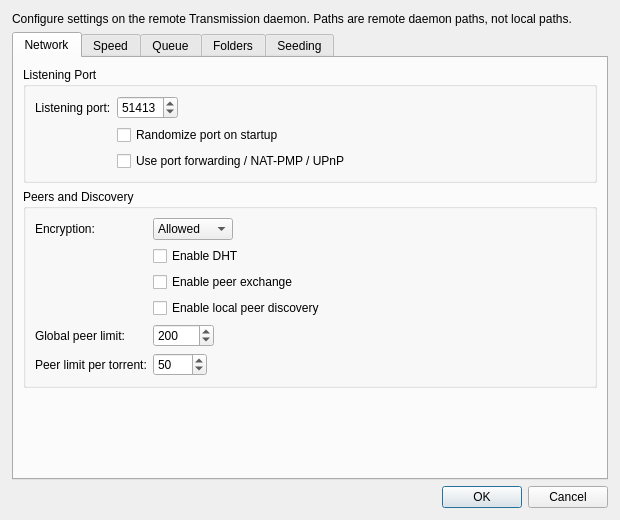
Qt form sessionsettingsdialog.ui (mveinot/transmission-control) before a commit.
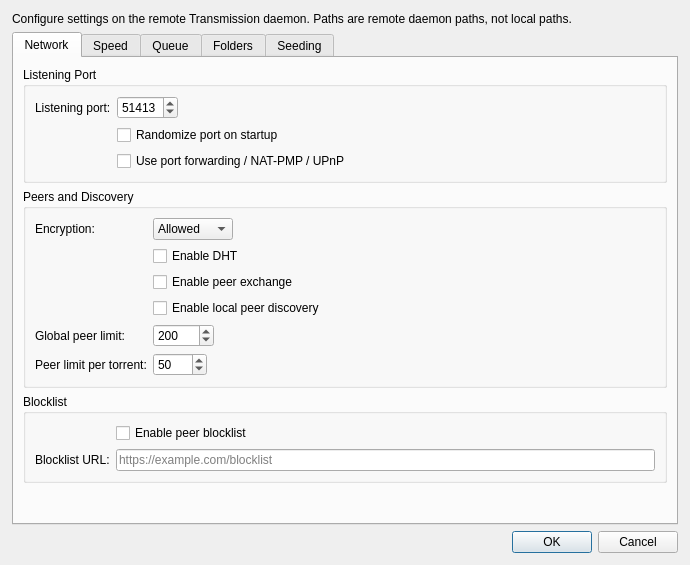
The same form after that commit.

Commit message: Expose peer blocklist settings

Patch:
```diff
--- a/sessionsettingsdialog.ui
+++ b/sessionsettingsdialog.ui
@@ -6,8 +6,8 @@
    <rect>
     <x>0</x>
     <y>0</y>
-    <width>620</width>
-    <height>520</height>
+    <width>690</width>
+    <height>565</height>
    </rect>
   </property>
   <property name="windowTitle">
@@ -212,7 +212,42 @@
          </layout>
         </widget>
        </item>
-
+       <item>
+        <widget class="QGroupBox" name="groupBlocklist">
+         <property name="title">
+          <string>Blocklist</string>
+         </property>
+         <layout class="QFormLayout" name="blocklistForm">
+          <property name="fieldGrowthPolicy">
+           <enum>QFormLayout::FieldGrowthPolicy::ExpandingFieldsGrow</enum>
+          </property>
+          <item row="0" column="1">
+           <widget class="QCheckBox" name="checkBlocklistEnabled">
+            <property name="text">
+             <string>Enable peer blocklist</string>
+            </property>
+           </widget>
+          </item>
+          <item row="1" column="0">
+           <widget class="QLabel" name="labelBlocklistUrl">
+            <property name="text">
+             <string>Blocklist URL:</string>
+            </property>
+           </widget>
+          </item>
+          <item row="1" column="1">
+           <widget class="QLineEdit" name="editBlocklistUrl">
+            <property name="placeholderText">
+             <string>https://example.com/blocklist</string>
+            </property>
+            <property name="clearButtonEnabled">
+             <bool>true</bool>
+            </property>
+           </widget>
+          </item>
+         </layout>
+        </widget>
+       </item>
        <item>
         <spacer name="networkVerticalSpacer">
          <property name="orientation">
```
Left out of the diff: 63 changed lines with no effect on the pictures. The commit also changes 3 other files.
